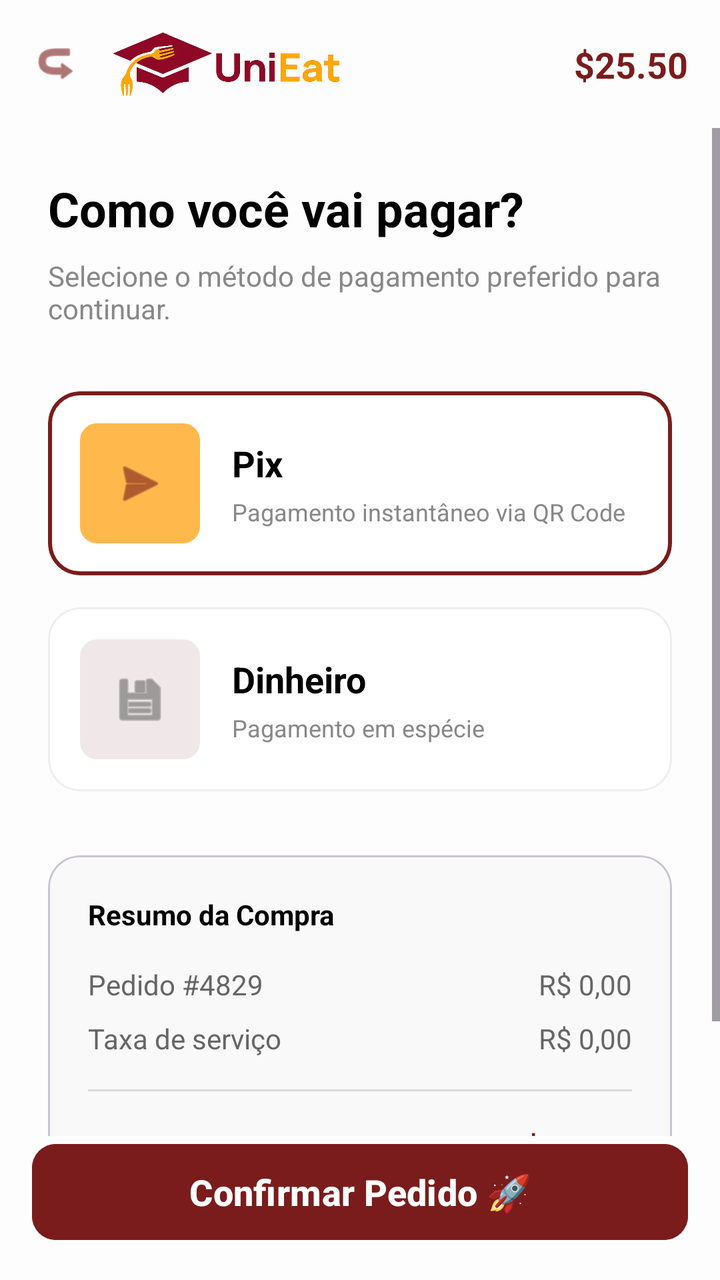
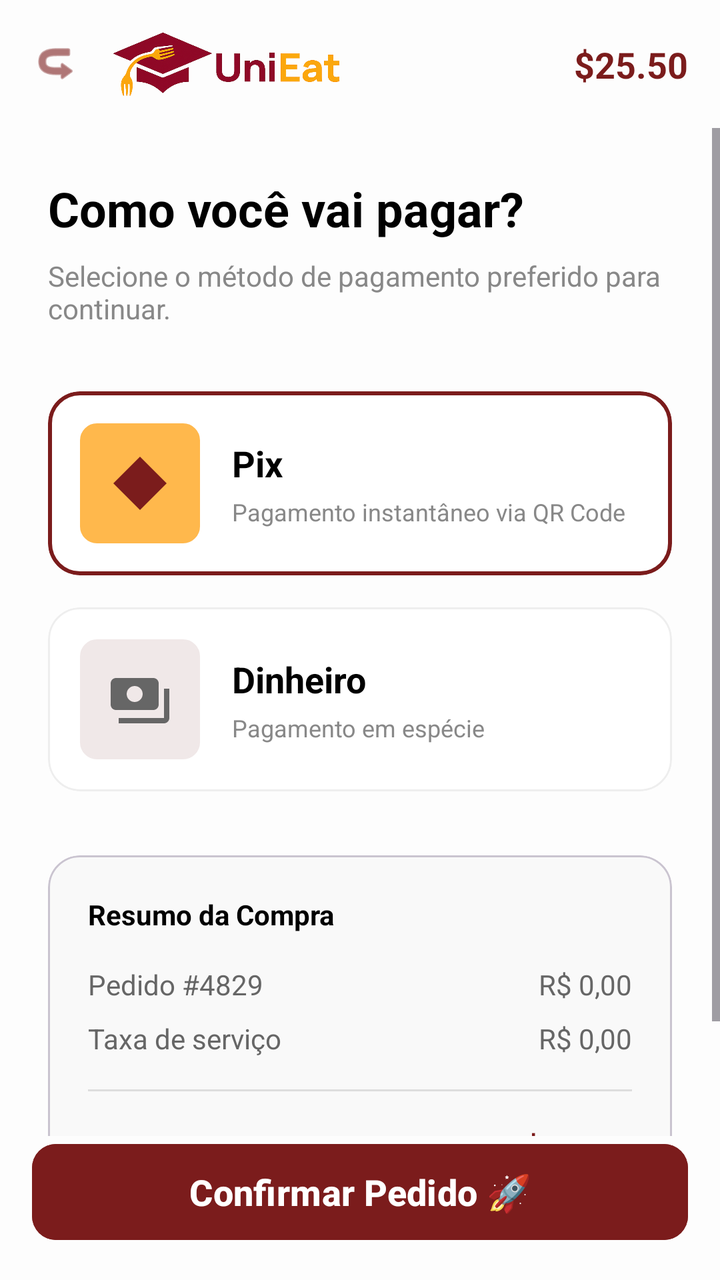

Compare the two renders of this Android layout. The source of the first and the diff that turns it into the second are given below.
<!-- AndroidManifest.xml: application theme Theme.UniEat -->
<!-- res/layout/activity_payment.xml -->
<?xml version="1.0" encoding="utf-8"?>
<androidx.constraintlayout.widget.ConstraintLayout xmlns:android="http://schemas.android.com/apk/res/android"
    xmlns:app="http://schemas.android.com/apk/res-auto"
    xmlns:tools="http://schemas.android.com/tools"
    android:layout_width="match_parent"
    android:layout_height="match_parent"
    android:background="#FDFDFD"
    android:fitsSystemWindows="true">

    <androidx.constraintlayout.widget.ConstraintLayout
        android:id="@+id/topBar"
        android:layout_width="match_parent"
        android:layout_height="64dp"
        android:paddingStart="16dp"
        android:paddingEnd="16dp"
        app:layout_constraintTop_toTopOf="parent">

        <ImageView
            android:id="@+id/btnBack"
            android:layout_width="24dp"
            android:layout_height="24dp"
            android:src="@android:drawable/ic_menu_revert"
            android:rotation="180"
            app:layout_constraintBottom_toBottomOf="parent"
            app:layout_constraintStart_toStartOf="parent"
            app:layout_constraintTop_toTopOf="parent"
            app:tint="#7B1C1C" />

        <ImageView
            android:layout_width="wrap_content"
            android:layout_height="32dp"
            android:layout_marginStart="16dp"
            android:src="@drawable/logo_unieat"
            android:contentDescription="UniEat"
            android:adjustViewBounds="true"
            app:layout_constraintBottom_toBottomOf="parent"
            app:layout_constraintStart_toEndOf="@id/btnBack"
            app:layout_constraintTop_toTopOf="parent" />

        <TextView
            android:layout_width="wrap_content"
            android:layout_height="wrap_content"
            android:text="$25.50"
            android:textColor="#7B1C1C"
            android:textSize="18sp"
            android:textStyle="bold"
            app:layout_constraintBottom_toBottomOf="parent"
            app:layout_constraintEnd_toEndOf="parent"
            app:layout_constraintTop_toTopOf="parent" />
    </androidx.constraintlayout.widget.ConstraintLayout>

    <ScrollView
        android:layout_width="match_parent"
        android:layout_height="0dp"
        app:layout_constraintBottom_toTopOf="@+id/btnConfirmOrder"
        app:layout_constraintTop_toBottomOf="@id/topBar">

        <LinearLayout
            android:layout_width="match_parent"
            android:layout_height="wrap_content"
            android:orientation="vertical"
            android:padding="24dp">

            <TextView
                android:layout_width="wrap_content"
                android:layout_height="wrap_content"
                android:text="Como você vai pagar?"
                android:textColor="#000000"
                android:textSize="24sp"
                android:textStyle="bold" />

            <TextView
                android:layout_width="wrap_content"
                android:layout_height="wrap_content"
                android:layout_marginTop="8dp"
                android:text="Selecione o método de pagamento preferido para continuar."
                android:textColor="#888888"
                android:textSize="14sp" />

            <com.google.android.material.card.MaterialCardView
                android:id="@+id/cardPix"
                android:layout_width="match_parent"
                android:layout_height="wrap_content"
                android:layout_marginTop="32dp"
                app:cardBackgroundColor="#FFFFFF"
                app:cardCornerRadius="16dp"
                app:cardElevation="0dp"
                app:strokeColor="#7B1C1C"
                app:strokeWidth="2dp">

                <LinearLayout
                    android:layout_width="match_parent"
                    android:layout_height="wrap_content"
                    android:gravity="center_vertical"
                    android:orientation="horizontal"
                    android:padding="16dp">

                    <ImageView
                        android:id="@+id/imgPix"
                        android:layout_width="60dp"
                        android:layout_height="60dp"
                        android:background="@drawable/shape_toggle_bg"
                        android:backgroundTint="#FFB84C"
                        android:padding="16dp"
                        android:src="@android:drawable/ic_menu_send"
                        app:tint="#7B1C1C" />

                    <LinearLayout
                        android:layout_width="match_parent"
                        android:layout_height="wrap_content"
                        android:layout_marginStart="16dp"
                        android:orientation="vertical">

                        <TextView
                            android:layout_width="wrap_content"
                            android:layout_height="wrap_content"
                            android:text="Pix"
                            android:textColor="#000000"
                            android:textSize="18sp"
                            android:textStyle="bold" />

                        <TextView
                            android:layout_width="wrap_content"
                            android:layout_height="wrap_content"
                            android:layout_marginTop="4dp"
                            android:text="Pagamento instantâneo via QR Code"
                            android:textColor="#888888"
                            android:textSize="12sp" />
                    </LinearLayout>
                </LinearLayout>
            </com.google.android.material.card.MaterialCardView>

            <com.google.android.material.card.MaterialCardView
                android:id="@+id/cardCash"
                android:layout_width="match_parent"
                android:layout_height="wrap_content"
                android:layout_marginTop="16dp"
                app:cardBackgroundColor="#FFFFFF"
                app:cardCornerRadius="16dp"
                app:cardElevation="0dp"
                app:strokeColor="#EEEEEE"
                app:strokeWidth="1dp">

                <LinearLayout
                    android:layout_width="match_parent"
                    android:layout_height="wrap_content"
                    android:gravity="center_vertical"
                    android:orientation="horizontal"
                    android:padding="16dp">

                    <ImageView
                        android:id="@+id/imgCash"
                        android:layout_width="60dp"
                        android:layout_height="60dp"
                        android:background="@drawable/shape_toggle_bg"
                        android:backgroundTint="#F0E8E8"
                        android:padding="16dp"
                        android:src="@android:drawable/ic_menu_save"
                        app:tint="#666666" />

                    <LinearLayout
                        android:layout_width="match_parent"
                        android:layout_height="wrap_content"
                        android:layout_marginStart="16dp"
                        android:orientation="vertical">

                        <TextView
                            android:layout_width="wrap_content"
                            android:layout_height="wrap_content"
                            android:text="Dinheiro"
                            android:textColor="#000000"
                            android:textSize="18sp"
                            android:textStyle="bold" />

                        <TextView
                            android:layout_width="wrap_content"
                            android:layout_height="wrap_content"
                            android:layout_marginTop="4dp"
                            android:text="Pagamento em espécie"
                            android:textColor="#888888"
                            android:textSize="12sp" />
                    </LinearLayout>
                </LinearLayout>
            </com.google.android.material.card.MaterialCardView>

            <com.google.android.material.card.MaterialCardView
                android:layout_width="match_parent"
                android:layout_height="wrap_content"
                android:layout_marginTop="32dp"
                app:cardBackgroundColor="#F9F9F9"
                app:cardCornerRadius="16dp"
                app:cardElevation="0dp">

                <LinearLayout
                    android:layout_width="match_parent"
                    android:layout_height="wrap_content"
                    android:orientation="vertical"
                    android:padding="20dp">

                    <TextView
                        android:layout_width="wrap_content"
                        android:layout_height="wrap_content"
                        android:text="Resumo da Compra"
                        android:textColor="#000000"
                        android:textStyle="bold" />

                    <RelativeLayout
                        android:layout_width="match_parent"
                        android:layout_height="wrap_content"
                        android:layout_marginTop="16dp">

                        <TextView
                            android:layout_width="wrap_content"
                            android:layout_height="wrap_content"
                            android:text="Pedido #4829"
                            android:textColor="#666666" />

                        <TextView
                            android:id="@+id/tvOrderSubtotal"
                            android:layout_width="wrap_content"
                            android:layout_height="wrap_content"
                            android:layout_alignParentEnd="true"
                            android:text="R$ 0,00"
                            android:textColor="#666666" />
                    </RelativeLayout>

                    <RelativeLayout
                        android:layout_width="match_parent"
                        android:layout_height="wrap_content"
                        android:layout_marginTop="8dp">

                        <TextView
                            android:layout_width="wrap_content"
                            android:layout_height="wrap_content"
                            android:text="Taxa de serviço"
                            android:textColor="#666666" />

                        <TextView
                            android:id="@+id/tvServiceFee"
                            android:layout_width="wrap_content"
                            android:layout_height="wrap_content"
                            android:layout_alignParentEnd="true"
                            android:text="R$ 0,00"
                            android:textColor="#666666" />
                    </RelativeLayout>

                    <View
                        android:layout_width="match_parent"
                        android:layout_height="1dp"
                        android:layout_marginTop="16dp"
                        android:background="#DDDDDD" />

                    <RelativeLayout
                        android:layout_width="match_parent"
                        android:layout_height="wrap_content"
                        android:layout_marginTop="16dp">

                        <TextView
                            android:layout_width="wrap_content"
                            android:layout_height="wrap_content"
                            android:text="Total"
                            android:textColor="#000000"
                            android:textSize="20sp"
                            android:textStyle="bold" />

                        <TextView
                            android:id="@+id/tvTotalAmount"
                            android:layout_width="wrap_content"
                            android:layout_height="wrap_content"
                            android:layout_alignParentEnd="true"
                            android:text="R$ 0,00"
                            android:textColor="#7B1C1C"
                            android:textSize="20sp"
                            android:textStyle="bold" />
                    </RelativeLayout>
                </LinearLayout>
            </com.google.android.material.card.MaterialCardView>
        </LinearLayout>
    </ScrollView>

    <Button
        android:id="@+id/btnConfirmOrder"
        android:layout_width="match_parent"
        android:layout_height="56dp"
        android:layout_margin="16dp"
        android:backgroundTint="#7B1C1C"
        android:text="Confirmar Pedido 🚀"
        android:textAllCaps="false"
        android:textColor="#FFFFFF"
        android:textSize="18sp"
        android:textStyle="bold"
        app:cornerRadius="12dp"
        app:layout_constraintBottom_toBottomOf="parent" />

</androidx.constraintlayout.widget.ConstraintLayout>
<!-- resources referenced by this layout -->
<resources>
  <!-- drawable logo_unieat: png bitmap (drawable, 134527 bytes) -->
  <!-- drawable shape_toggle_bg (drawable) -->
  <?xml version="1.0" encoding="utf-8"?>
  <shape xmlns:android="http://schemas.android.com/apk/res/android"
      android:shape="rectangle">
      <solid android:color="#F0E8E8" />
      <stroke
          android:width="1dp"
          android:color="#D4BBBB" />
      <corners android:radius="8dp" />
  </shape>
  <style name="Theme.UniEat" parent="Base.Theme.UniEat" />
  <style name="Base.Theme.UniEat" parent="Theme.Material3.Light.NoActionBar">
  </style>
</resources>

<!-- the commit's change to res/layout/activity_payment.xml (unified diff, before → after) -->
@@ -101,8 +101,8 @@
                         android:layout_height="60dp"
                         android:background="@drawable/shape_toggle_bg"
                         android:backgroundTint="#FFB84C"
-                        android:padding="16dp"
-                        android:src="@android:drawable/ic_menu_send"
+                        android:padding="14dp"
+                        android:src="@drawable/ic_pix"
                         app:tint="#7B1C1C" />
 
                     <LinearLayout
@@ -154,8 +154,8 @@
                         android:layout_height="60dp"
                         android:background="@drawable/shape_toggle_bg"
                         android:backgroundTint="#F0E8E8"
-                        android:padding="16dp"
-                        android:src="@android:drawable/ic_menu_save"
+                        android:padding="14dp"
+                        android:src="@drawable/ic_cash"
                         app:tint="#666666" />
 
                     <LinearLayout
<!-- resource entries referenced after the edit -->
@@ -1,5 +1,27 @@
 <!-- resources referenced by this layout -->
 <resources>
+  <!-- drawable ic_cash (drawable) -->
+  <?xml version="1.0" encoding="utf-8"?>
+  <vector xmlns:android="http://schemas.android.com/apk/res/android"
+      android:width="24dp"
+      android:height="24dp"
+      android:viewportWidth="24"
+      android:viewportHeight="24">
+      <path
+          android:fillColor="#FF000000"
+          android:pathData="M19,14V6c0,-1.1 -0.9,-2 -2,-2H3c-1.1,0 -2,0.9 -2,2v8c0,1.1 0.9,2 2,2h14c1.1,0 2,-0.9 2,-2zM10,13c-1.66,0 -3,-1.34 -3,-3s1.34,-3 3,-3 3,1.34 3,3 -1.34,3 -3,3zM23,8v11c0,1.1 -0.9,2 -2,2H4v-2h17V8h2z" />
+  </vector>
+  <!-- drawable ic_pix (drawable) -->
+  <?xml version="1.0" encoding="utf-8"?>
+  <vector xmlns:android="http://schemas.android.com/apk/res/android"
+      android:width="24dp"
+      android:height="24dp"
+      android:viewportWidth="24"
+      android:viewportHeight="24">
+      <path
+          android:fillColor="#FF000000"
+          android:pathData="M12,2L17,7L12,12L7,7ZM22,12L17,7L12,12L17,17ZM12,22L7,17L12,12L17,17ZM2,12L7,7L12,12L7,17Z" />
+  </vector>
   <!-- drawable logo_unieat: png bitmap (drawable, 134527 bytes) -->
   <!-- drawable shape_toggle_bg (drawable) -->
   <?xml version="1.0" encoding="utf-8"?>
